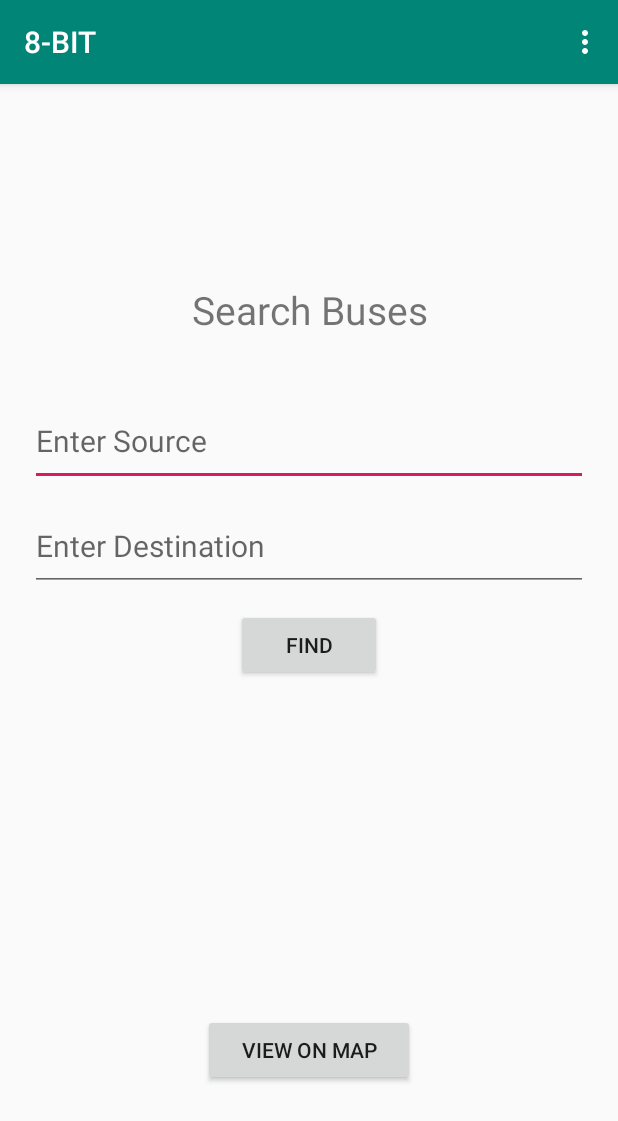
After one commit to imparask/BusTracker, an Android app: the FindBus screen opened directly, with no data from a screen before it, on a phone screen of 412 x 824 dp. The commit adds this screen. Shown: the top 1121 px of the screen. Run offline under Robolectric (Android 15) with nearby library versions, the phone set to English and light mode, and no system bars; our stand-ins replace Firebase (no records; nobody signed in at launch, a user with empty details on screens opened directly); libraries missing offline, so code that uses them is left out: com.google.firestore.admin.

Commit message:
2nd commit

```diff
--- /dev/null
+++ b/app/src/main/java/com/finalyear/login/ui/FindBus.java
@@ -0,0 +1,200 @@
+package com.finalyear.login.ui;
+
+import androidx.annotation.NonNull;
+import androidx.appcompat.app.AlertDialog;
+import androidx.appcompat.app.AppCompatActivity;
+
+import android.app.ProgressDialog;
+import android.content.Intent;
+import android.os.Bundle;
+import android.text.TextUtils;
+import android.util.Log;
+import android.view.Menu;
+import android.view.MenuInflater;
+import android.view.MenuItem;
+import android.view.View;
+import android.widget.AdapterView;
+import android.widget.ArrayAdapter;
+import android.widget.AutoCompleteTextView;
+import android.widget.Button;
+import android.widget.ProgressBar;
+import android.widget.TextView;
+import android.widget.Toast;
+
+import com.finalyear.login.R;
+import com.google.android.gms.tasks.OnCompleteListener;
+import com.google.android.gms.tasks.Task;
+import com.google.firebase.auth.FirebaseAuth;
+import com.google.firebase.firestore.FirebaseFirestore;
+import com.google.firebase.firestore.QueryDocumentSnapshot;
+import com.google.firebase.firestore.QuerySnapshot;
+import com.google.firestore.admin.v1beta1.Progress;
+
+import java.util.ArrayList;
+import java.util.Arrays;
+import java.util.HashMap;
+import java.util.List;
+import java.util.Map;
+
+public class FindBus extends AppCompatActivity {
+
+    private static final String TAG = "FindBus" ;
+
+    private AutoCompleteTextView mEnterDestination,mEnterSource;
+    private TextView mShowBuses,mShowBusStops;
+    private Button mViewOnMap,mSearchBus;
+    private FirebaseFirestore fStore;
+    private ProgressBar progressBar;
+    private Map<String,Integer> availableBuses;
+    private ProgressDialog progressDialog;
+
+    @Override
+    protected void onCreate(Bundle savedInstanceState) {
+        super.onCreate(savedInstanceState);
+        setContentView(R.layout.activity_find_bus);
+
+        mEnterDestination = findViewById(R.id.actv_enterDestination);
+        mEnterSource = findViewById(R.id.actv_enterSource);
+        mShowBuses = findViewById(R.id.tv_busesNum);
+        mShowBusStops = findViewById(R.id.tv_busesStops);
+        mViewOnMap = findViewById(R.id.bt_viewOnMap);
+        mSearchBus = findViewById(R.id.bt_submitSearchBus);
+        progressBar = findViewById(R.id.pgb_findBus);
+
+        fStore = FirebaseFirestore.getInstance();
+
+        initialiseSearch();
+
+        mSearchBus.setOnClickListener(new View.OnClickListener() {
+            @Override
+            public void onClick(View v) {
+                progressBar.setVisibility(View.VISIBLE);
+                if(!(TextUtils.isEmpty(mEnterSource.getText().toString()) && TextUtils.isEmpty(mEnterDestination.getText().toString()))) {
+                    showAvailableBuses();
+                }
+            }
+        });
+    }
+
+
+
+    private void initialiseSearch() {
+
+        progressDialog = new ProgressDialog(FindBus.this);
+        progressDialog.setMessage("Loading...");
+
+        Log.d(TAG,"intialiseDestinationSearch called..");
+
+        final List<String> busstops = new ArrayList<>();
+        final ArrayAdapter<String> adapter1 = new ArrayAdapter<String>(getApplicationContext(),android.R.layout.simple_list_item_1,busstops);
+        adapter1.setDropDownViewResource(android.R.layout.simple_list_item_1);
+        mEnterDestination.setAdapter(adapter1);
+        mEnterDestination.setThreshold(1);
+
+        final ArrayAdapter<String> adapter2 = new ArrayAdapter<String>(getApplicationContext(),android.R.layout.simple_list_item_1,busstops);
+        adapter2.setDropDownViewResource(android.R.layout.simple_list_item_1);
+        mEnterSource.setAdapter(adapter2);
+        mEnterSource.setThreshold(1);
+
+        progressDialog.show();
+
+        fStore.collection("BusStop").get().addOnCompleteListener(new OnCompleteListener<QuerySnapshot>() {
+            @Override
+            public void onComplete(@NonNull Task<QuerySnapshot> task) {
+                if(task.isSuccessful()){
+                    for(QueryDocumentSnapshot documentSnapshot : task.getResult()){
+                        String busstop = documentSnapshot.getString("busStop");
+                        busstops.add(busstop);
+                    }
+                    adapter1.notifyDataSetChanged();
+                    adapter2.notifyDataSetChanged();
+                    progressDialog.cancel();
+                }
+            }
+        });
+    }
+
+    private void showAvailableBuses() {
+        Log.d(TAG,"showAvailableBuses called..");
+
+        availableBuses = new HashMap<>();
+
+        fStore.collection("BusRoute").get().addOnCompleteListener(new OnCompleteListener<QuerySnapshot>() {
+            @Override
+            public void onComplete(@NonNull Task<QuerySnapshot> task) {
+                if(task.isSuccessful()){
+                    for(QueryDocumentSnapshot documentSnapshot : task.getResult()){
+                        boolean sourceFlag=false;
+                        boolean destFlag = false;
+                        int count = -1;
+                        for (int i = 1; i <= documentSnapshot.getData().size(); i++) {
+                            String stop = documentSnapshot.getString("busStop" + i);
+                            if(stop.equals(mEnterSource.getText().toString())){
+                                sourceFlag = true;
+                                if(count == -1) {
+                                    count = 0;
+                                }
+                            }
+                            if(stop.equals( mEnterDestination.getText().toString())){
+                                destFlag = true;
+                                if(count == -1) {
+                                    count = 0;
+                                }
+                            }
+                            if(count >= 0){
+                                count++;
+                            }
+                            Log.d(TAG,"busStop" + i+". "+stop);
+                            Log.d(TAG,"sourceFlag - "+ sourceFlag+" destinationFlag - "+destFlag);
+                            Log.d(TAG,"Stop count : "+count);
+                            if(sourceFlag && destFlag){
+                                availableBuses.put(documentSnapshot.getId(),count-1);
+                                break;
+                            }
+
+                        }
+                    }
+                    Log.d(TAG," Available Buses from "+mEnterSource.getText().toString()+"to "+mEnterDestination.getText().toString()+": "+availableBuses);
+                    displayBuses();
+                }
+            }
+        });
+
+    }
+
+    private void displayBuses(){
+
+        mShowBuses.setText("Available Buses : ");
+        mShowBusStops.setText("Number of Stops : ");
+
+        Object [] busnumbers = availableBuses.keySet().toArray();
+
+        Log.d(TAG," Available Buses : "+ Arrays.toString(busnumbers) +"........"+availableBuses.keySet());
+
+        for(int i = 1;i<=availableBuses.size();i++) {
+            mShowBuses.append("\n"+i+". "+busnumbers[i-1].toString());
+            mShowBusStops.append("\n"+availableBuses.get(busnumbers[i-1].toString()));
+        }
+        progressBar.setVisibility(View.INVISIBLE);
+    }
+
+
+    @Override
+    public boolean onCreateOptionsMenu(Menu menu) {
+
+        MenuInflater inflater = getMenuInflater();
+        inflater.inflate(R.menu.options_menu,menu);
+        return true;
+    }
+
+    @Override
+    public boolean onOptionsItemSelected(@NonNull MenuItem item) {
+
+        if(item.getItemId() == R.id.logout){
+            FirebaseAuth.getInstance().signOut();
+            startActivity(new Intent(getApplicationContext(), Login.class));
+            finish();
+        }
+        return true;
+    }
+}
--- /dev/null
+++ b/app/src/main/res/layout/activity_find_bus.xml
@@ -0,0 +1,115 @@
+<?xml version="1.0" encoding="utf-8"?>
+<RelativeLayout xmlns:android="http://schemas.android.com/apk/res/android"
+    xmlns:app="http://schemas.android.com/apk/res-auto"
+    xmlns:tools="http://schemas.android.com/tools"
+    android:layout_width="match_parent"
+    android:layout_height="match_parent"
+    tools:context=".ui.FindBus">
+
+
+    <TextView
+        android:id="@+id/tv_searchBus"
+        android:layout_width="wrap_content"
+        android:layout_height="wrap_content"
+        android:layout_alignParentStart="true"
+        android:layout_alignParentEnd="true"
+        android:layout_alignParentBottom="true"
+        android:layout_marginStart="67dp"
+        android:layout_marginEnd="67dp"
+        android:layout_marginBottom="600dp"
+        android:gravity="center"
+        android:text="Search Buses"
+        android:textSize="26sp" />
+
+
+    <AutoCompleteTextView
+        android:id="@+id/actv_enterSource"
+        android:layout_width="200dp"
+        android:layout_height="60dp"
+        android:layout_alignParentStart="true"
+        android:layout_alignParentEnd="true"
+        android:layout_alignParentBottom="true"
+        android:layout_marginStart="20dp"
+        android:layout_marginEnd="20dp"
+        android:layout_marginBottom="500dp"
+        android:hint="Enter Source"
+        android:textSize="20sp" />
+
+    <AutoCompleteTextView
+        android:id="@+id/actv_enterDestination"
+        android:layout_width="200dp"
+        android:layout_height="60dp"
+        android:layout_alignParentStart="true"
+        android:layout_alignParentEnd="true"
+        android:layout_alignParentBottom="true"
+        android:layout_marginStart="20dp"
+        android:layout_marginEnd="20dp"
+        android:layout_marginBottom="430dp"
+        android:hint="Enter Destination"
+        android:textSize="20sp" />
+
+
+    <Button
+        android:id="@+id/bt_submitSearchBus"
+        android:layout_width="wrap_content"
+        android:layout_height="wrap_content"
+        android:layout_alignParentStart="true"
+        android:layout_alignParentEnd="true"
+        android:layout_alignParentBottom="true"
+        android:layout_marginStart="157dp"
+        android:layout_marginEnd="157dp"
+        android:layout_marginBottom="370dp"
+        android:text="Find" />
+
+    <ProgressBar
+        android:id="@+id/pgb_findBus"
+        style="?android:attr/progressBarStyle"
+        android:layout_width="35dp"
+        android:layout_height="35dp"
+        android:layout_alignParentStart="true"
+        android:layout_alignParentEnd="true"
+        android:layout_alignParentBottom="true"
+        android:layout_marginStart="250dp"
+        android:layout_marginEnd="100dp"
+        android:layout_marginBottom="375dp"
+        android:visibility="invisible"/>
+
+    <TextView
+        android:id="@+id/tv_busesNum"
+        android:layout_width="wrap_content"
+        android:layout_height="200dp"
+        android:layout_alignParentStart="true"
+        android:layout_alignParentEnd="true"
+        android:layout_alignParentBottom="true"
+        android:layout_marginStart="20dp"
+        android:layout_marginEnd="210dp"
+        android:layout_marginBottom="160dp"
+        android:scrollbars="vertical"
+        android:textSize="16sp" />
+
+    <TextView
+        android:id="@+id/tv_busesStops"
+        android:layout_width="wrap_content"
+        android:layout_height="200dp"
+        android:layout_alignParentStart="true"
+        android:layout_alignParentEnd="true"
+        android:layout_alignParentBottom="true"
+        android:layout_marginStart="210dp"
+        android:layout_marginEnd="20dp"
+        android:layout_marginBottom="160dp"
+        android:scrollbars="vertical"
+        android:textSize="16sp" />
+
+    <Button
+        android:id="@+id/bt_viewOnMap"
+        android:layout_width="wrap_content"
+        android:layout_height="wrap_content"
+        android:layout_alignParentStart="true"
+        android:layout_alignParentEnd="true"
+        android:layout_alignParentBottom="true"
+        android:layout_marginStart="135dp"
+        android:layout_marginEnd="135dp"
+        android:layout_marginBottom="100dp"
+        android:text="View On Map" />
+
+</RelativeLayout>
--- a/build.gradle
+++ b/build.gradle
@@ -7,7 +7,7 @@ buildscript {
 
     }
     dependencies {
-        classpath 'com.android.tools.build:gradle:3.5.3'
+        classpath 'com.android.tools.build:gradle:3.6.1'
         classpath 'com.google.gms:google-services:4.3.3'
         // NOTE: Do not place your application dependencies here; they belong
         // in the individual module build.gradle files
```
Also changed, not shown: app/src/main/AndroidManifest.xml (+6 -1 lines), app/src/main/java/com/finalyear/login/ui/MapsActivity.java (+30 -9 lines), app/src/main/res/layout/activity_maps.xml (+11 -1 lines), gradle/wrapper/gradle-wrapper.properties.
